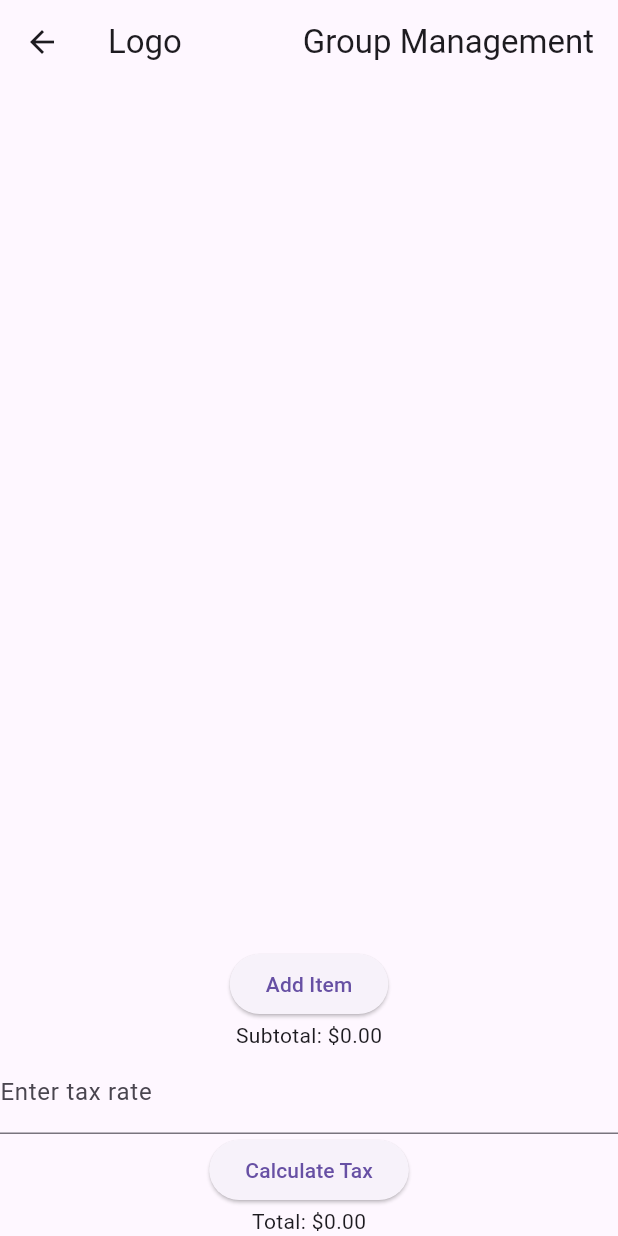
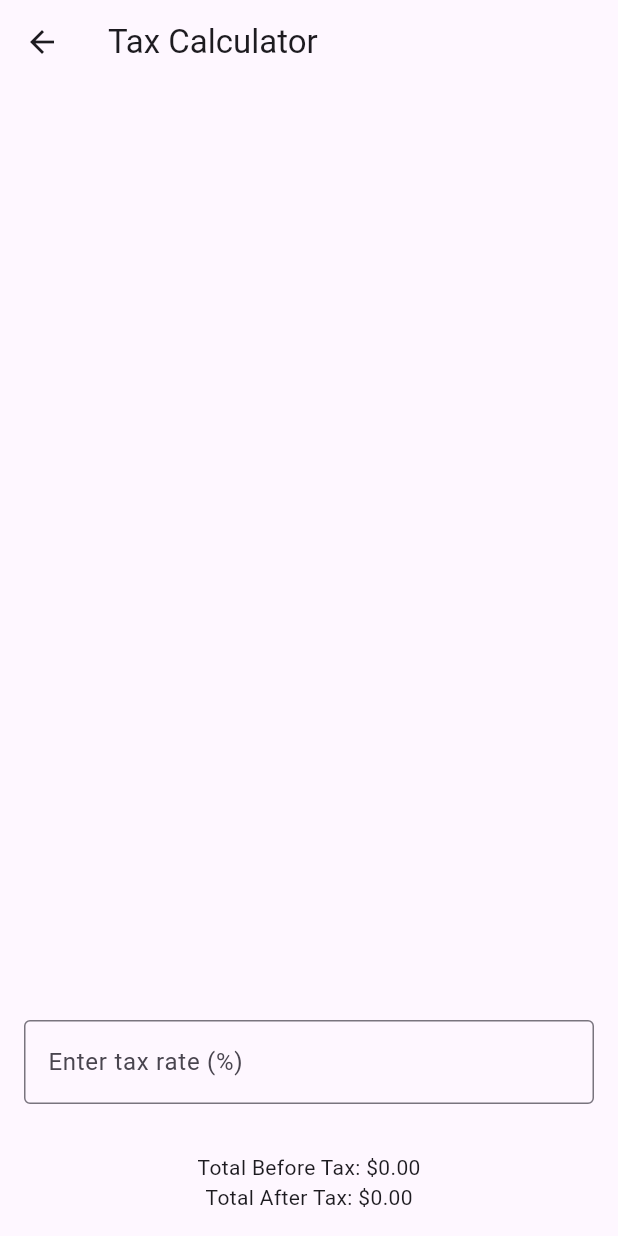
Before and after one commit to e41c/group33_shopping_list_app, a Flutter app: the TaxCalculatorScreen screen opened directly, on a phone screen of 412 x 824 dp. Run offline on Flutter 3.47's test engine with Material 3 defaults, Android fonts, the phone set to English and light mode, and no system bars; our stand-ins replace cloud_firestore, firebase_core; accounts and stored records are empty.

Commit message:
updated calucaltor screen, to import the shoppling list, created in the shopping list page, and saved to the firebase database. This list is imported, and then the user is promted to input a tax rate, and the total before tax, and after tax is displayed at the bottom.

```diff
--- a/lib/screens/tax_calculator_screen.dart
+++ b/lib/screens/tax_calculator_screen.dart
@@ -1,5 +1,24 @@
 // group33_shopping_list_app/lib/screens/tax_calculator_screen.dart
+
 import 'package:flutter/material.dart';
+import 'package:cloud_firestore/cloud_firestore.dart';
+
+class Item {
+  String id;
+  String name;
+  double price;
+
+  Item({this.id = '', required this.name, required this.price});
+
+  factory Item.fromFirestore(DocumentSnapshot doc) {
+    Map data = doc.data() as Map<String, dynamic>;
+    return Item(
+      id: doc.id,
+      name: data['name'] ?? '',
+      price: data['price']?.toDouble() ?? 0.0,
+    );
+  }
+}
 
 class TaxCalculatorScreen extends StatefulWidget {
   @override
@@ -7,75 +26,75 @@ class TaxCalculatorScreen extends StatefulWidget {
 }
 
 class _TaxCalculatorScreenState extends State<TaxCalculatorScreen> {
-  List<Map<String, dynamic>> shoppingItems = [];
+  List<Item> shoppingItems = [];
   double taxRate = 0.0;
-  double subtotal = 0.0;
-  double total = 0.0;
+  double totalBeforeTax = 0.0;
+  double totalAfterTax = 0.0;
 
-  void _addItem() {
-    setState(() {
-      int index = shoppingItems.length;
-      shoppingItems.add({'name': 'Item ${index + 1}', 'price': 10.0, 'checked': false});
+  @override
+  void initState() {
+    super.initState();
+    _fetchItems();
+  }
+
+  void _fetchItems() {
+    FirebaseFirestore.instance.collection('items').snapshots().listen((snapshot) {
+      setState(() {
+        shoppingItems = snapshot.docs.map((doc) => Item.fromFirestore(doc)).toList();
+        _calculateTotal();
+      });
     });
   }
 
-  void _calculateTax() {
-    setState(() {
-      subtotal = shoppingItems.where((item) => item['checked']).fold(0.0, (prev, item) => prev + item['price']);
-      total = subtotal + subtotal * taxRate / 100;
-    });
+  void _calculateTotal() {
+    totalBeforeTax = shoppingItems.fold(0.0, (prev, item) => prev + item.price);
+    totalAfterTax = totalBeforeTax + (totalBeforeTax * taxRate / 100);
   }
 
   @override
   Widget build(BuildContext context) {
     return Scaffold(
       appBar: AppBar(
-        title: Row(
-          mainAxisAlignment: MainAxisAlignment.spaceBetween,
-          children: [
-            Text('Logo'),
-            Text('Group Management'),
-          ],
-        ),
+        title: Text('Tax Calculator'),
       ),
       body: Column(
         children: [
           Expanded(
             child: ListView.builder(
               itemCount: shoppingItems.length,
-              itemBuilder: (context, index) => ListTile(
-                leading: Checkbox(
-                  value: shoppingItems[index]['checked'],
-                  onChanged: (value) {
-                    setState(() {
-                      shoppingItems[index]['checked'] = value;
-                    });
-                  }
-                ),
-                title: Text('${shoppingItems[index]['name']} - \$${shoppingItems[index]['price'].toStringAsFixed(2)}'),
-                trailing:
-                    IconButton(icon: Icon(Icons.delete), onPressed: () {
-                  setState(() {
-                    shoppingItems.removeAt(index);
-                  });
-                }),
-              ),
+              itemBuilder: (context, index) {
+                final item = shoppingItems[index];
+                return ListTile(
+                  title: Text('${item.name} - \$${item.price.toStringAsFixed(2)}'),
+                );
+              },
             ),
           ),
-          ElevatedButton(onPressed:_addItem, child :Text("Add Item")),
-          Text('Subtotal: \$${subtotal.toStringAsFixed(2)}'),
-          TextField(
-            onChanged: (value) {
-              setState(() {
-                taxRate = double.parse(value);
-              });
-            },
-            decoration: InputDecoration(
-              labelText: 'Enter tax rate',
+          Padding(
+            padding: EdgeInsets.all(16.0),
+            child: TextField(
+              onChanged: (value) {
+                setState(() {
+                  taxRate = double.tryParse(value) ?? 0.0;
+                  _calculateTotal();
+                });
+              },
+              decoration: InputDecoration(
+                labelText: 'Enter tax rate (%)',
+                border: OutlineInputBorder(),
+              ),
+              keyboardType: TextInputType.numberWithOptions(decimal: true),
             ),
           ),
-          ElevatedButton(onPressed:_calculateTax, child :Text("Calculate Tax")),
-          Text('Total: \$${total.toStringAsFixed(2)}'),
+          Padding(
+            padding: EdgeInsets.all(16.0),
+            child: Column(
+              children: [
+                Text('Total Before Tax: \$${totalBeforeTax.toStringAsFixed(2)}'),
+                Text('Total After Tax: \$${totalAfterTax.toStringAsFixed(2)}'),
+              ],
+            ),
+          ),
         ],
       ),
     );
```
